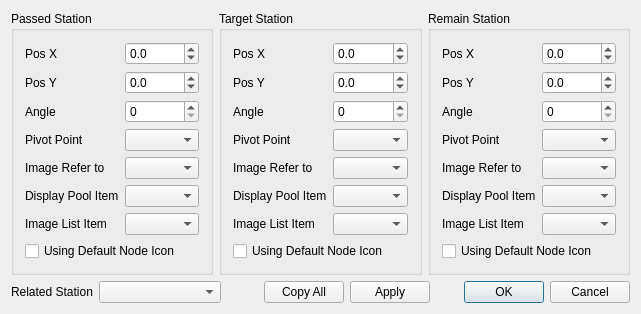
Above: kvmrt2_media_editor/nodepropertydlg.ui from gyongchae/MediaEditor before the change. Below: the same form after it.
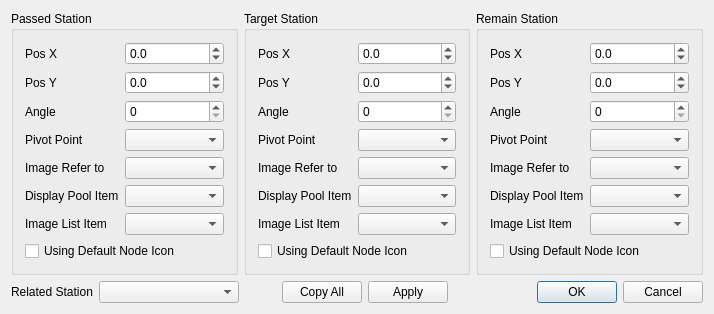
That is the form after the change. Custom widgets are drawn as their Qt base class.

Patch:
```diff
--- a/kvmrt2_media_editor/nodepropertydlg.ui
+++ b/kvmrt2_media_editor/nodepropertydlg.ui
@@ -6,7 +6,7 @@
    <rect>
     <x>0</x>
     <y>0</y>
-    <width>641</width>
+    <width>714</width>
     <height>285</height>
    </rect>
   </property>
```
